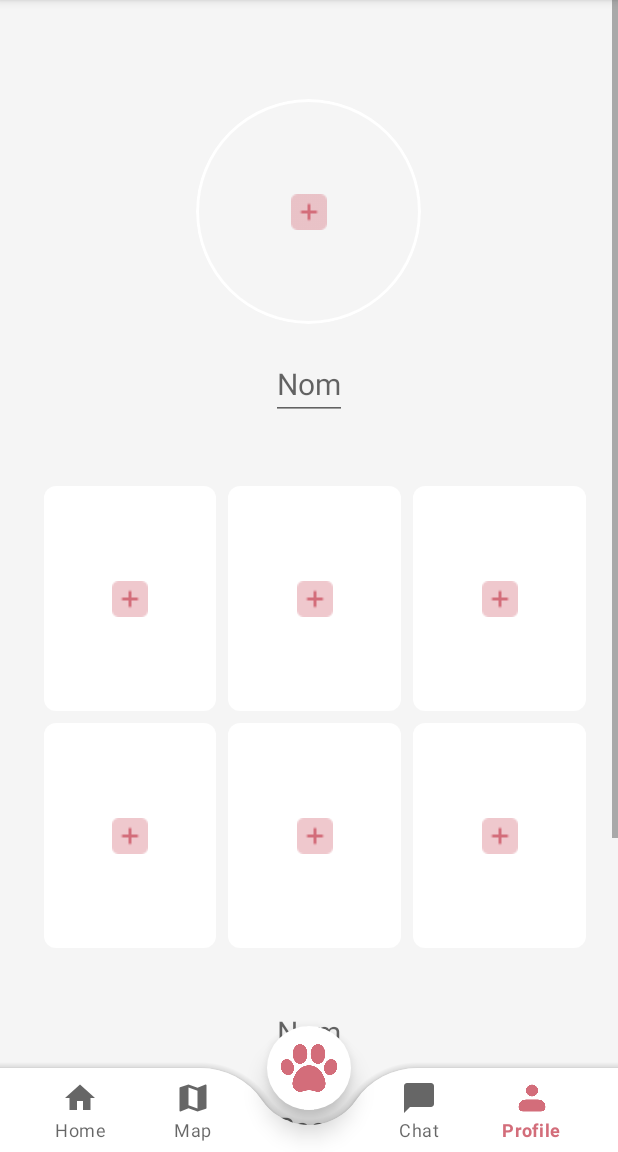
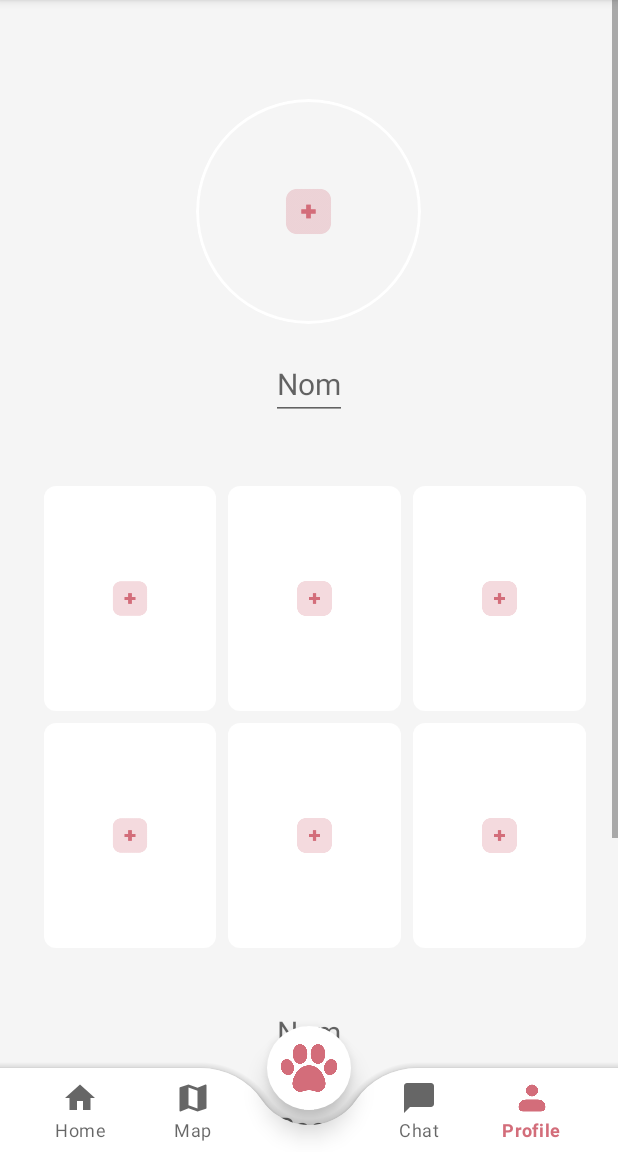
Before and after one commit to nathaliu/PawPal, an Android app: the screen it shows after launch (MainActivity), item 5 of the bottom bar chosen, on a phone screen of 412 x 824 dp, the part 84-1236 px from its top. Run offline under Robolectric (Android 15) with nearby library versions, the phone set to English and light mode, and no system bars.

Commit message:
Fragments updated - WIP

```diff
--- a/app/src/main/res/layout/fragment_profile.xml
+++ b/app/src/main/res/layout/fragment_profile.xml
@@ -27,7 +27,7 @@
                 android:layout_width="150dp"
                 android:layout_height="150dp"
                 android:src="@drawable/ic_plus"
-                android:scaleType="center"
+                android:scaleType="fitCenter"
                 android:background="@drawable/circle_background"
                 android:clipToOutline="true"
                 android:clickable="true"
@@ -71,11 +71,12 @@
                     android:layout_height="150dp"
                     android:layout_columnWeight="1"
                     android:src="@drawable/ic_plus"
-                    android:scaleType="center"
+                    android:scaleType="fitCenter"
                     android:background="@drawable/rounded_corner"
                     android:layout_marginStart="8dp"
                     android:layout_marginTop="8dp"
-                    android:contentDescription="Add Pet Photo"/>
+                    android:contentDescription="Add Pet Photo"
+                    android:adjustViewBounds="true"/>
 
                 <ImageView
                     android:id="@+id/petPhoto2"
@@ -83,11 +84,12 @@
                     android:layout_height="150dp"
                     android:layout_columnWeight="1"
                     android:src="@drawable/ic_plus"
-                    android:scaleType="center"
+                    android:scaleType="fitCenter"
                     android:background="@drawable/rounded_corner"
                     android:layout_marginStart="8dp"
                     android:layout_marginTop="8dp"
-                    android:contentDescription="Add Pet Photo"/>
+                    android:contentDescription="Add Pet Photo"
+                    android:adjustViewBounds="true"/>
 
                 <ImageView
                     android:id="@+id/petPhoto3"
@@ -95,11 +97,12 @@
                     android:layout_height="150dp"
                     android:layout_columnWeight="1"
                     android:src="@drawable/ic_plus"
-                    android:scaleType="center"
+                    android:scaleType="fitCenter"
                     android:background="@drawable/rounded_corner"
                     android:layout_marginStart="8dp"
                     android:layout_marginTop="8dp"
-                    android:contentDescription="Add Pet Photo"/>
+                    android:contentDescription="Add Pet Photo"
+                    android:adjustViewBounds="true"/>
 
                 <ImageView
                     android:id="@+id/petPhoto4"
@@ -107,11 +110,12 @@
                     android:layout_height="150dp"
                     android:layout_columnWeight="1"
                     android:src="@drawable/ic_plus"
-                    android:scaleType="center"
+                    android:scaleType="fitCenter"
                     android:background="@drawable/rounded_corner"
                     android:layout_marginStart="8dp"
                     android:layout_marginTop="8dp"
-                    android:contentDescription="Add Pet Photo"/>
+                    android:contentDescription="Add Pet Photo"
+                    android:adjustViewBounds="true"/>
 
                 <ImageView
                     android:id="@+id/petPhoto5"
@@ -119,11 +123,12 @@
                     android:layout_height="150dp"
                     android:layout_columnWeight="1"
                     android:src="@drawable/ic_plus"
-                    android:scaleType="center"
+                    android:scaleType="fitCenter"
                     android:background="@drawable/rounded_corner"
                     android:layout_marginStart="8dp"
                     android:layout_marginTop="8dp"
-                    android:contentDescription="Add Pet Photo"/>
+                    android:contentDescription="Add Pet Photo"
+                    android:adjustViewBounds="true"/>
 
                 <ImageView
                     android:id="@+id/petPhoto6"
@@ -131,11 +136,12 @@
                     android:layout_height="150dp"
                     android:layout_columnWeight="1"
                     android:src="@drawable/ic_plus"
-                    android:scaleType="center"
+                    android:scaleType="fitCenter"
                     android:background="@drawable/rounded_corner"
                     android:layout_marginStart="8dp"
                     android:layout_marginTop="8dp"
-                    android:contentDescription="Add Pet Photo"/>
+                    android:contentDescription="Add Pet Photo"
+                    android:adjustViewBounds="true"/>
 
             </GridLayout>
 
```
Also changed, not shown: app/src/main/res/drawable/ic_plus.png.
